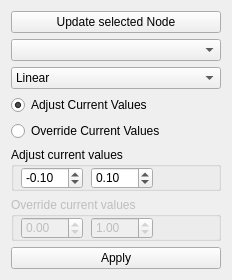
First picture: the form in scripts/leo_randomRamp.ui, repository Kilbau/LEO_Tools, before the edit.
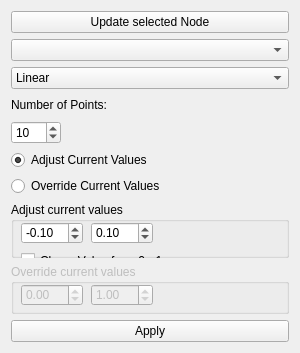
Second picture: the form after the edit.

Commit message: added number of points field

The edit to the form file:
```diff
--- a/scripts/leo_randomRamp.ui
+++ b/scripts/leo_randomRamp.ui
@@ -9,8 +9,8 @@
    <rect>
     <x>0</x>
     <y>0</y>
-    <width>232</width>
-    <height>280</height>
+    <width>300</width>
+    <height>353</height>
    </rect>
   </property>
   <property name="sizePolicy">
@@ -91,7 +91,39 @@
     </widget>
    </item>
    <item>
-    <widget class="QRadioButton" name="radioButton_2">
+    <widget class="QLabel" name="label">
+     <property name="maximumSize">
+      <size>
+       <width>16777215</width>
+       <height>20</height>
+      </size>
+     </property>
+     <property name="text">
+      <string>Number of Points:</string>
+     </property>
+    </widget>
+   </item>
+   <item>
+    <widget class="QSpinBox" name="numpts">
+     <property name="maximumSize">
+      <size>
+       <width>50</width>
+       <height>16777215</height>
+      </size>
+     </property>
+     <property name="minimum">
+      <number>1</number>
+     </property>
+     <property name="maximum">
+      <number>999</number>
+     </property>
+     <property name="value">
+      <number>10</number>
+     </property>
+    </widget>
+   </item>
+   <item>
+    <widget class="QRadioButton" name="adjust_rbtn">
      <property name="text">
       <string>Adjust Current Values</string>
      </property>
```
Left out of the diff: 6 changed lines with no effect on the pictures.
